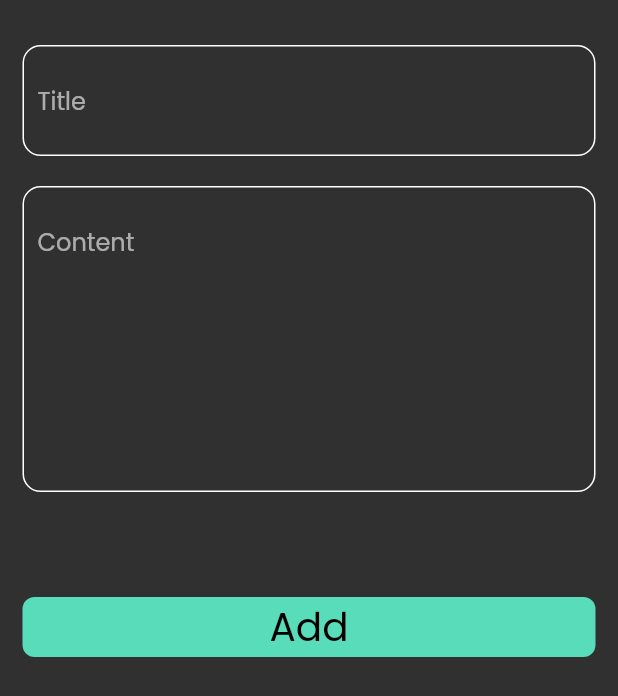
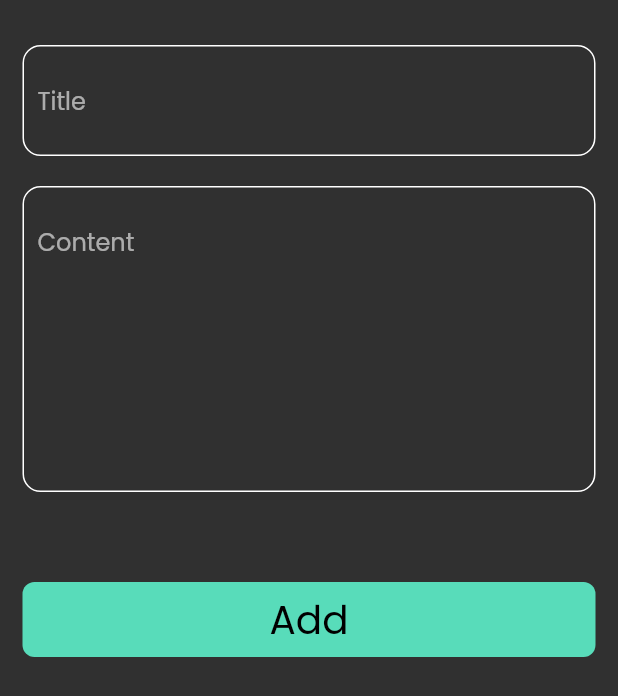
Before and after one commit to waleed-elgendy/Notes_App, a Flutter app: the AddNote widget shown alone on an empty page, opened directly, on a phone screen of 412 x 824 dp. Shown: the top 696 px of the screen. Run offline on Flutter 3.47's test engine with Material 2 defaults, Android fonts, the phone set to English and light mode, and no system bars; drawn by our look-alikes of modal_progress_hud_nsn; our stand-ins replace flutter_bloc, font_awesome_flutter, hive, hive_flutter; accounts and stored records are empty.

Commit message:
refactor add note bottom sheet

```diff
--- a/lib/shared_widgets/add_note_bottom_sheet.dart
+++ b/lib/shared_widgets/add_note_bottom_sheet.dart
@@ -1,6 +1,5 @@
 import 'package:flutter/material.dart';
 import 'package:flutter_bloc/flutter_bloc.dart';
-import 'package:modal_progress_hud_nsn/modal_progress_hud_nsn.dart';
 import 'package:notes_app/cubits/add_note_cubit/add_note_cubit.dart';
 import 'package:notes_app/shared_widgets/add_note_form.dart';
 
@@ -21,8 +20,8 @@ class AddNote extends StatelessWidget {
           }
         },
         builder: (BuildContext context, state) {
-          return ModalProgressHUD(
-            inAsyncCall: state is AddNoteLoading ? true : false,
+          return AbsorbPointer(
+            absorbing: state is AddNoteLoading ? true : false,
             child: const SingleChildScrollView(
               child: AddNoteForm(),
             ),
--- a/lib/shared_widgets/add_note_form.dart
+++ b/lib/shared_widgets/add_note_form.dart
@@ -45,8 +45,10 @@ class _AddNoteFormState extends State<AddNoteForm> {
               },
             ),
           ),
-          const SizedBox(height: 40),
-          CustomButton(
+          const SizedBox(height: 30),
+          BlocBuilder<AddNotesCubit, AddNotesStates>(builder: (context, state) {
+            return CustomButton(
+              isLoading: state is AddNoteLoading ? true : false,
               text: 'Add',
               ontap: () {
                 if (formKey.currentState!.validate()) {
@@ -61,7 +63,8 @@ class _AddNoteFormState extends State<AddNoteForm> {
                   autovalidateMode = AutovalidateMode.always;
                 }
               },
-          )
+            );
+          })
         ],
       ),
     );
--- a/lib/shared_widgets/button.dart
+++ b/lib/shared_widgets/button.dart
@@ -1,10 +1,13 @@
 import 'package:flutter/material.dart';
 
 class CustomButton extends StatelessWidget {
-  const CustomButton({Key? key, required this.text,  this.ontap}) : super(key: key);
+  const CustomButton(
+      {Key? key, required this.text, this.ontap, this.isLoading = false})
+      : super(key: key);
   final String text;
   final VoidCallback? ontap;
 
+  final bool isLoading;
   @override
   Widget build(BuildContext context) {
     return GestureDetector(
@@ -18,12 +21,20 @@ class CustomButton extends StatelessWidget {
             borderRadius: BorderRadius.circular(8),
           ),
           width: double.infinity,
-          height: 40,
-          child:  Center(
-            child: Text(
-              text,
-              style: const TextStyle(color: Colors.black, fontSize: 26),
-            ),
+          height: 50,
+          child: Center(
+            child: isLoading
+                ? const SizedBox(
+                    height: 24,
+                    width: 24,
+                    child: CircularProgressIndicator(
+                      color: Colors.black,
+                    ),
+                  )
+                : Text(
+                    text,
+                    style: const TextStyle(color: Colors.black, fontSize: 26),
+                  ),
           ),
         ),
       ),
```
Lines whose indentation alone changed are shown as unchanged.
